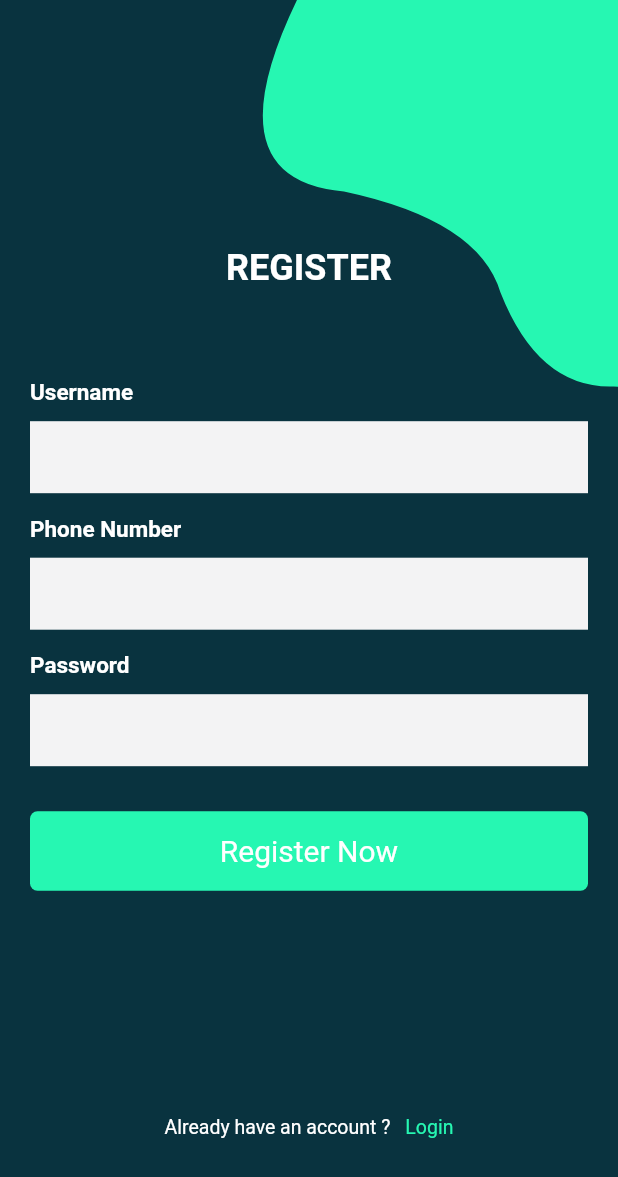
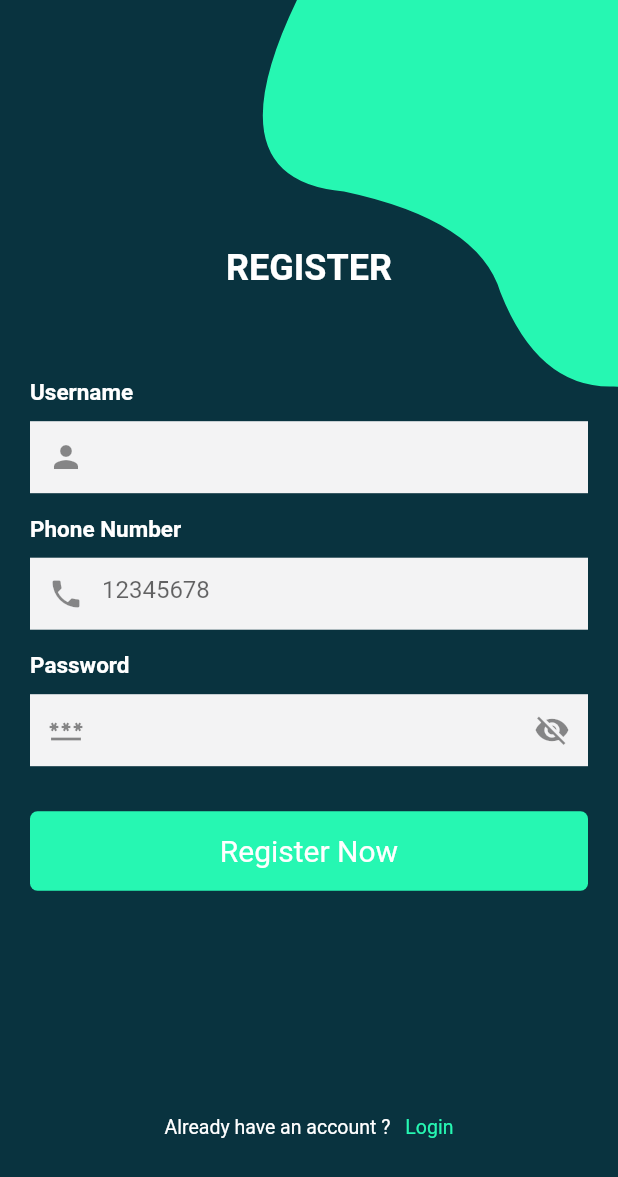
Before and after one commit to Caivy/Myfan, a Flutter app: the SignUpPage screen opened directly, on a phone screen of 412 x 824 dp. Shown: the top 1177 px of the screen. Run offline on Flutter 3.47's test engine with Material 2 defaults, Android fonts, the light colour scheme and no system bars; our stand-ins replace cloud_firestore, firebase_auth, firebase_core, google_fonts; missing offline and left inert: flutter_facebook_auth; accounts and stored records are empty; Roboto replaces fonts that are missing (Ubuntu).

Commit message:
Add PrefixIcon and SuffixIcon

```diff
--- a/lib/models/login_model.dart
+++ b/lib/models/login_model.dart
@@ -13,13 +13,10 @@ Future login(
     var passwords,
     bool isNumberCorrects,
     bool isPasswordCorrects) async {
-  var invalidCredentials = false;
   var phoneNumber = number.toString();
   var password = passwords.toString();
   var isNumber = false;
   var isPassword = false;
-  var isNumberCorrect = isNumberCorrects;
-  var isPasswordCorrect = isPasswordCorrects;
   await _firestore
       .collection('users')
       .where('phoneNumber',
--- a/lib/models/post_model.dart
+++ b/lib/models/post_model.dart
@@ -1,5 +1,3 @@
-import 'package:meta/meta.dart';
-
 import 'models.dart';
 
 class Post {
--- a/lib/screen/forgot_password_screen.dart
+++ b/lib/screen/forgot_password_screen.dart
@@ -273,10 +273,6 @@ class forgetPass extends StatelessWidget {
   Future login(BuildContext context) async {
     var oldPassword =
         passwordOldController.text.trim();
-    // var newPassword =
-    //     passwordNewController.text.trim();
-    // var phoneNumber =
-    //     phoneNumberController.text.trim();
     await _firestore
         .collection('users')
         .where('password', isEqualTo: oldPassword)
--- a/lib/screen/register_screen.dart
+++ b/lib/screen/register_screen.dart
@@ -44,11 +44,22 @@ class _SignUpPageState extends State<SignUpPage> {
   var isRegister = true;
   var isOTPScreen = false;
   var verificationCode = '';
+  var isPassword = true;
 
   //Form controllers
   @override
   void initState() {
     super.initState();
+
+    nameController.addListener(() {
+      setState(() {});
+    });
+    phoneNumberController.addListener(() {
+      setState(() {});
+    });
+    passwordController.addListener(() {
+      setState(() {});
+    });
   }
 
   @override
@@ -62,7 +73,7 @@ class _SignUpPageState extends State<SignUpPage> {
   }
 
   Widget _submitButton() {
-    return InkWell(
+    return GestureDetector(
       onTap: () {
         setState(() {
           isRegister = false;
@@ -200,13 +211,32 @@ class _SignUpPageState extends State<SignUpPage> {
                                 height: 10,
                               ),
                               TextField(
-                                decoration: InputDecoration(
-                                    border:
-                                        InputBorder
+                                decoration:
+                                    InputDecoration(
+                                        prefixIcon:
+                                            Icon(Icons
+                                                .person),
+                                        suffixIcon: nameController
+                                                .text
+                                                .isEmpty
+                                            ? Container(
+                                                width: 0,
+                                              )
+                                            : IconButton(
+                                                onPressed: () => passwordController
+                                                    .clear(),
+                                                icon: Icon(Icons
+                                                    .close)),
+                                        border: InputBorder
                                             .none,
-                                    fillColor: Color(
-                                        0xfff3f3f4),
-                                    filled: true),
+                                        fillColor:
+                                            Color(
+                                                0xfff3f3f4),
+                                        filled:
+                                            true),
+                                keyboardType:
+                                    TextInputType
+                                        .name,
                                 controller:
                                     nameController,
                               ),
@@ -226,20 +256,34 @@ class _SignUpPageState extends State<SignUpPage> {
                                 height: 10,
                               ),
                               TextField(
-                                decoration: InputDecoration(
-                                    border:
-                                        InputBorder
+                                decoration:
+                                    InputDecoration(
+                                        prefixIcon:
+                                            Icon(Icons
+                                                .phone),
+                                        hintText:
+                                            "12345678",
+                                        suffixIcon: phoneNumberController
+                                                .text
+                                                .isEmpty
+                                            ? Container(
+                                                width: 0,
+                                              )
+                                            : IconButton(
+                                                onPressed: () => passwordController
+                                                    .clear(),
+                                                icon: Icon(Icons
+                                                    .close)),
+                                        border: InputBorder
                                             .none,
-                                    fillColor: Color(
-                                        0xfff3f3f4),
-                                    filled: true),
-                                // onChanged:
-                                //     (val) =>
-                                //         setState(
-                                //             () {
-                                //           phoneNumber =
-                                //               val;
-                                //         })
+                                        fillColor:
+                                            Color(
+                                                0xfff3f3f4),
+                                        filled:
+                                            true),
+                                keyboardType:
+                                    TextInputType
+                                        .phone,
                                 controller:
                                     phoneNumberController,
                               ),
@@ -261,13 +305,30 @@ class _SignUpPageState extends State<SignUpPage> {
                               ),
                               TextField(
                                 obscureText: true,
-                                decoration: InputDecoration(
-                                    border:
-                                        InputBorder
+                                decoration:
+                                    InputDecoration(
+                                        prefixIcon:
+                                            Icon(Icons
+                                                .password),
+                                        border: InputBorder
                                             .none,
-                                    fillColor: Color(
-                                        0xfff3f3f4),
-                                    filled: true),
+                                        suffixIcon:
+                                            IconButton(
+                                          icon: isPassword
+                                              ? Icon(Icons.visibility_off)
+                                              : Icon(Icons.visibility),
+                                          onPressed:
+                                              () =>
+                                                  setState(() => isPassword = !isPassword),
+                                        ),
+                                        fillColor:
+                                            Color(
+                                                0xfff3f3f4),
+                                        filled:
+                                            true),
+                                keyboardType:
+                                    TextInputType
+                                        .visiblePassword,
                                 controller:
                                     passwordController,
                               )
@@ -279,45 +340,6 @@ class _SignUpPageState extends State<SignUpPage> {
                     SizedBox(
                       height: 20,
                     ),
-                    // ElevatedButton(
-                    //   onPressed: () {
-                    //     setState(() {
-                    //       signUp();
-                    //       isRegister = false;
-                    //       isOTPScreen = true;
-                    //     });
-                    //   },
-                    //   child: Container(
-                    //     width:
-                    //         MediaQuery.of(context)
-                    //             .size
-                    //             .width,
-                    //     padding:
-                    //         EdgeInsets.symmetric(
-                    //             vertical: 15),
-                    //     alignment:
-                    //         Alignment.center,
-                    //     decoration: BoxDecoration(
-                    //         borderRadius:
-                    //             BorderRadius.all(
-                    //                 Radius
-                    //                     .circular(
-                    //                         5)),
-                    //         color: Palette
-                    //             .secondaryColor),
-                    //     child: Text(
-                    //       'Register',
-                    //       style: TextStyle(
-                    //           fontSize: 20,
-                    //           color:
-                    //               Colors.white),
-                    //     ),
-                    //   ),
-                    //   style: ElevatedButton
-                    //       .styleFrom(
-                    //           primary: Palette
-                    //               .secondaryColor),
-                    // ),
                     _submitButton(),
                     SizedBox(
                         height: height * .14),
```
Also changed, not shown: lib/screen/login_screen.dart (+56 -11 lines).
